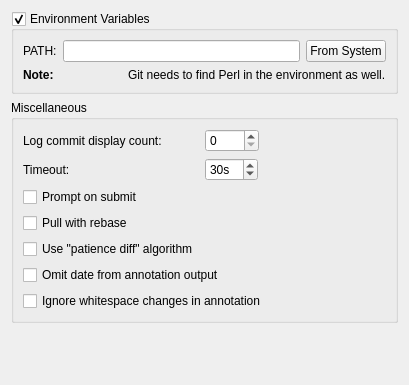
Above: src/plugins/git/settingspage.ui from qt-creator/qt-creator before the change. Below: the same form after it.
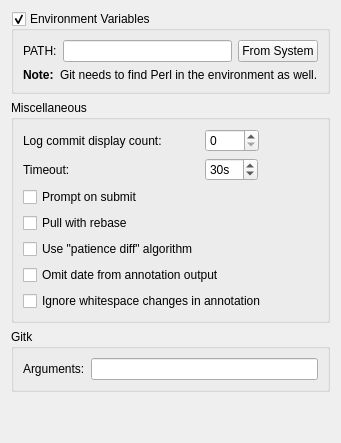
That is the form after the change.

Commit message:
VCS[git]: Add arguments setting for gitk, add to locator.
Task-number: QTCREATORBUG-1577

Diff of the .ui file:
```diff
--- a/src/plugins/git/settingspage.ui
+++ b/src/plugins/git/settingspage.ui
@@ -2,14 +2,6 @@
 <ui version="4.0">
  <class>Git::Internal::SettingsPage</class>
  <widget class="QWidget" name="Git::Internal::SettingsPage">
-  <property name="geometry">
-   <rect>
-    <x>0</x>
-    <y>0</y>
-    <width>409</width>
-    <height>385</height>
-   </rect>
-  </property>
   <layout class="QVBoxLayout" name="verticalLayout">
    <item>
     <widget class="QGroupBox" name="environmentGroupBox">
@@ -152,6 +144,25 @@
      </layout>
     </widget>
    </item>
+   <item>
+    <widget class="QGroupBox" name="gitkGroupBox">
+     <property name="title">
+      <string>Gitk</string>
+     </property>
+     <layout class="QFormLayout" name="formLayout_2">
+      <item row="0" column="0">
+       <widget class="QLabel" name="gitkOptionsLabel">
+        <property name="text">
+         <string>Arguments:</string>
+        </property>
+       </widget>
+      </item>
+      <item row="0" column="1">
+       <widget class="QLineEdit" name="gitkOptionsLineEdit"/>
+      </item>
+     </layout>
+    </widget>
+   </item>
    <item>
     <spacer name="verticalSpacer">
      <property name="orientation">
```
Left out of the diff: 2 changed lines with no effect on the pictures. The commit also changes 5 other files.
